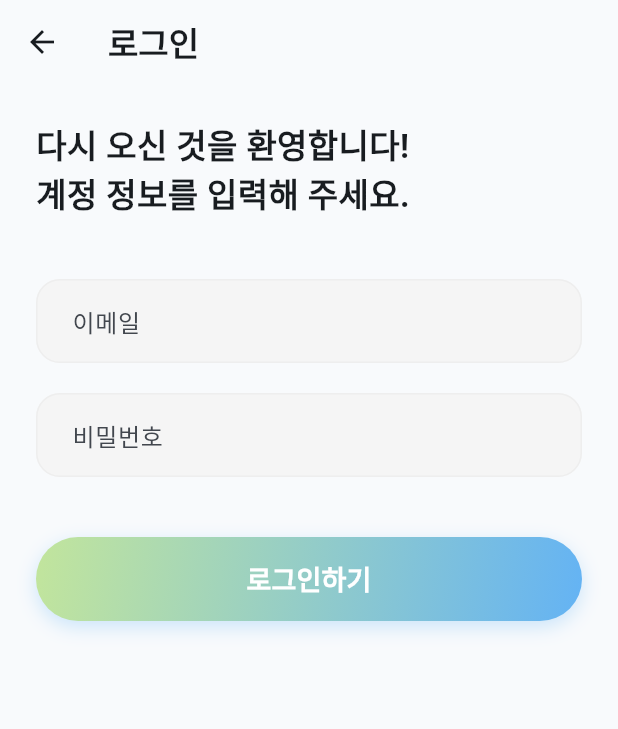
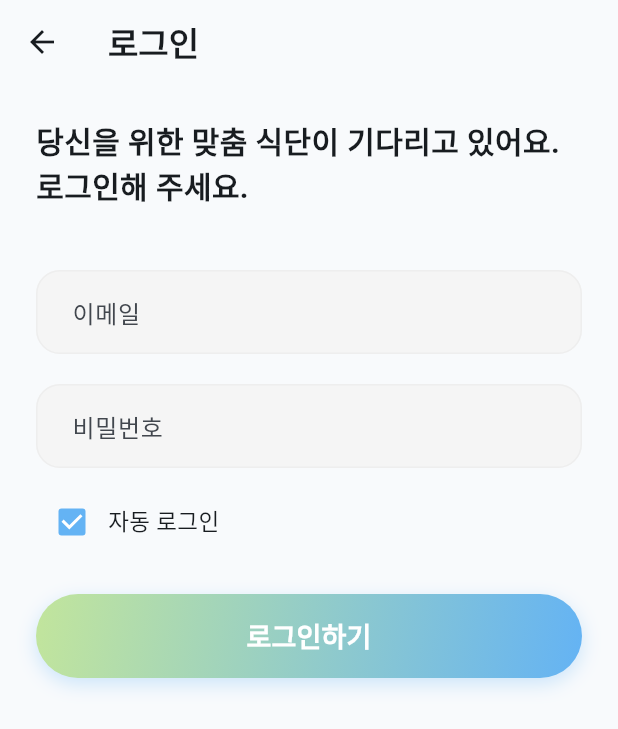
Before and after one commit to NUTRIAgent/knu-sw-cap-2026-1, a Flutter app: the screen it shows after launch, after a tap on "로그인하기", on a phone screen of 412 x 824 dp. Shown: the top 729 px of the screen. Run offline on Flutter 3.47's test engine with Material 3 defaults, Android fonts, the phone set to English and light mode, and no system bars; our stand-ins replace firebase_core, firebase_messaging, flutter_local_notifications, geocoding, geolocator, shared_preferences; accounts and stored records are empty; network calls fail.

Commit message:
feat: 로그인 멘트 변경 + 자동 로그인 구현 완료

```diff
--- a/flutter_app/lib/main.dart
+++ b/flutter_app/lib/main.dart
@@ -5,7 +5,7 @@ import 'services/local_notification_service.dart';
 import 'theme.dart';
 // import 'screens/dashboard_screen.dart';
 // import 'screens/main_screen.dart';
-import 'screens/login_screen.dart';
+import 'screens/splash_screen.dart';
 
 @pragma('vm:entry-point')
 Future<void> _firebaseMessagingBackgroundHandler(RemoteMessage message) async {
@@ -51,7 +51,8 @@ class NutriAgentApp extends StatelessWidget {
       title: 'NUTRI Agent',
       debugShowCheckedModeBanner: false,
       theme: AppTheme.lightTheme,
-      home: const LoginScreen(),
+      // 💡 앱 시작 시 자동 로그인 여부를 판단하는 스플래시 화면으로 진입
+      home: const SplashScreen(),
       // home: const MainScreen(),
       // home: const LoginScreen(),
     );
--- a/flutter_app/lib/screens/email_login_screen.dart
+++ b/flutter_app/lib/screens/email_login_screen.dart
@@ -20,8 +20,9 @@ class _EmailLoginScreenState extends State<EmailLoginScreen> {
   final TextEditingController _emailController = TextEditingController();
   final TextEditingController _passwordController = TextEditingController();
   bool _isLoading = false;
+  bool _autoLogin = true; // 자동 로그인 여부 (기본 활성화)
 
-    void _submitLogin() async {
+  void _submitLogin() async {
     if (_formKey.currentState!.validate()) {
       setState(() {
         _isLoading = true;
@@ -36,6 +37,9 @@ class _EmailLoginScreenState extends State<EmailLoginScreen> {
       if (!mounted) return;
 
       if (response.success) {
+        // 자동 로그인 설정 저장 (체크 시 앱 재실행 때 로그인 유지)
+        await TokenStorage.saveAutoLogin(_autoLogin);
+
         // FCM 토큰 백엔드 등록 (실패해도 로그인 흐름에 영향 없음)
         final jwt = await TokenStorage.getAccessToken();
         PriceAlertService.registerToken(jwt);
@@ -49,17 +53,18 @@ class _EmailLoginScreenState extends State<EmailLoginScreen> {
           _isLoading = false;
         });
 
-        ScaffoldMessenger.of(context).showSnackBar(
-          const SnackBar(content: Text('로그인 성공!')),
-        );
+        ScaffoldMessenger.of(
+          context,
+        ).showSnackBar(const SnackBar(content: Text('로그인 성공!')));
 
         // 💡 3. 필수 데이터(예: 키, 몸무게)가 없으면 온보딩 대상으로 간주
         // 백엔드에서 아직 프로필이 안 만들어졌거나, height가 null인 경우
         // 💡 키 값이 null이거나, 백엔드 초기값인 999(또는 999.0)인 경우 온보딩으로 보냅니다
-        bool needsOnboarding = profileResponse.data == null ||
-                              profileResponse.data?.height == null ||
-                              profileResponse.data?.height == 999 ||
-                              profileResponse.data?.height == 999.0;
+        bool needsOnboarding =
+            profileResponse.data == null ||
+            profileResponse.data?.height == null ||
+            profileResponse.data?.height == 999 ||
+            profileResponse.data?.height == 999.0;
 
         if (needsOnboarding) {
           // 첫 로그인 유저 -> 온보딩 화면으로 이동 (뒤로 가기 방지)
@@ -112,8 +117,12 @@ class _EmailLoginScreenState extends State<EmailLoginScreen> {
               crossAxisAlignment: CrossAxisAlignment.stretch,
               children: [
                 const Text(
-                  '다시 오신 것을 환영합니다!\n계정 정보를 입력해 주세요.',
-                  style: TextStyle(fontSize: 22, fontWeight: FontWeight.bold, height: 1.4)
+                  '당신을 위한 맞춤 식단이 기다리고 있어요.\n로그인해 주세요.',
+                  style: TextStyle(
+                    fontSize: 20,
+                    fontWeight: FontWeight.bold,
+                    height: 1.4,
+                  ),
                 ),
                 const SizedBox(height: 40),
 
@@ -125,9 +134,13 @@ class _EmailLoginScreenState extends State<EmailLoginScreen> {
                     filled: true,
                     fillColor: Colors.grey.shade100,
                     // 💡 입력창 모서리를 글로벌 테마와 동일하게 16px로 맞춤
-                    border: OutlineInputBorder(borderRadius: BorderRadius.circular(16), borderSide: BorderSide.none),
+                    border: OutlineInputBorder(
+                      borderRadius: BorderRadius.circular(16),
+                      borderSide: BorderSide.none,
+                    ),
                   ),
-                  validator: (value) => (value == null || value.isEmpty) ? '이메일을 입력해 주세요.' : null,
+                  validator: (value) =>
+                      (value == null || value.isEmpty) ? '이메일을 입력해 주세요.' : null,
                 ),
                 const SizedBox(height: 20),
 
@@ -139,11 +152,43 @@ class _EmailLoginScreenState extends State<EmailLoginScreen> {
                     filled: true,
                     fillColor: Colors.grey.shade100,
                     // 💡 입력창 모서리를 글로벌 테마와 동일하게 16px로 맞춤
-                    border: OutlineInputBorder(borderRadius: BorderRadius.circular(16), borderSide: BorderSide.none),
+                    border: OutlineInputBorder(
+                      borderRadius: BorderRadius.circular(16),
+                      borderSide: BorderSide.none,
+                    ),
                   ),
-                  validator: (value) => (value == null || value.isEmpty) ? '비밀번호를 입력해 주세요.' : null,
+                  validator: (value) => (value == null || value.isEmpty)
+                      ? '비밀번호를 입력해 주세요.'
+                      : null,
                 ),
-                const SizedBox(height: 40),
+                const SizedBox(height: 12),
+
+                // 💡 자동 로그인 체크박스 (체크 시 앱 재실행 때 로그인 유지)
+                Row(
+                  children: [
+                    Checkbox(
+                      value: _autoLogin,
+                      activeColor: AppTheme.primaryColor,
+                      onChanged: (value) {
+                        setState(() {
+                          _autoLogin = value ?? false;
+                        });
+                      },
+                    ),
+                    GestureDetector(
+                      onTap: () {
+                        setState(() {
+                          _autoLogin = !_autoLogin;
+                        });
+                      },
+                      child: const Text(
+                        '자동 로그인',
+                        style: TextStyle(fontSize: 15),
+                      ),
+                    ),
+                  ],
+                ),
+                const SizedBox(height: 24),
 
                 // 💡 로그인 버튼에 그라데이션 및 캡슐형 디자인 적용
                 Container(
@@ -166,8 +211,9 @@ class _EmailLoginScreenState extends State<EmailLoginScreen> {
                   child: ElevatedButton(
                     onPressed: _isLoading ? null : _submitLogin,
                     style: ElevatedButton.styleFrom(
-                      backgroundColor: Colors.transparent, // 투명하게 처리해 뒤쪽 그라데이션 노출
-                      shadowColor: Colors.transparent,     // 기본 그림자 제거
+                      backgroundColor:
+                          Colors.transparent, // 투명하게 처리해 뒤쪽 그라데이션 노출
+                      shadowColor: Colors.transparent, // 기본 그림자 제거
                       shape: const StadiumBorder(),
                       padding: EdgeInsets.zero,
                     ),
@@ -177,12 +223,18 @@ class _EmailLoginScreenState extends State<EmailLoginScreen> {
                             width: 24,
                             child: CircularProgressIndicator(
                               strokeWidth: 2,
-                              valueColor: AlwaysStoppedAnimation<Color>(Colors.white),
+                              valueColor: AlwaysStoppedAnimation<Color>(
+                                Colors.white,
+                              ),
                             ),
                           )
                         : const Text(
                             '로그인하기',
-                            style: TextStyle(fontSize: 18, fontWeight: FontWeight.bold, color: Colors.white)
+                            style: TextStyle(
+                              fontSize: 18,
+                              fontWeight: FontWeight.bold,
+                              color: Colors.white,
+                            ),
                           ),
                   ),
                 ),
--- /dev/null
+++ b/flutter_app/lib/screens/splash_screen.dart
@@ -0,0 +1,99 @@
+import 'package:flutter/material.dart';
+import 'package:flutter_app/services/auth_service.dart';
+import 'package:flutter_app/services/price_alert_service.dart';
+import 'package:flutter_app/services/token_storage.dart';
+import 'package:flutter_app/services/user_profile_service.dart';
+import 'package:flutter_app/theme.dart';
+import 'login_screen.dart';
+import 'main_screen.dart';
+import 'onboarding_screen.dart';
+
+// 앱 시작 시 자동 로그인 여부를 판단해 화면을 분기하는 스플래시 화면입니다.
+class SplashScreen extends StatefulWidget {
+  const SplashScreen({super.key});
+
+  @override
+  State<SplashScreen> createState() => _SplashScreenState();
+}
+
+class _SplashScreenState extends State<SplashScreen> {
+  @override
+  void initState() {
+    super.initState();
+    _bootstrap();
+  }
+
+  Future<void> _bootstrap() async {
+    // 1. 자동 로그인 미사용 또는 저장된 리프레시 토큰 없음 -> 로그인 화면
+    final autoLogin = await TokenStorage.getAutoLogin();
+    final refreshToken = await TokenStorage.getRefreshToken();
+    if (!autoLogin || refreshToken == null || refreshToken.isEmpty) {
+      _goTo(const LoginScreen());
+      return;
+    }
+
+    // 2. 리프레시 토큰으로 새 토큰 발급 (실패 시 세션 만료로 간주)
+    final refreshed = await AuthService.refreshTokens();
+    if (!refreshed) {
+      await TokenStorage.clearAll();
+      _goTo(const LoginScreen());
+      return;
+    }
+
+    // 3. FCM 토큰 백엔드 등록 (실패해도 로그인 흐름에 영향 없음)
+    final jwt = await TokenStorage.getAccessToken();
+    PriceAlertService.registerToken(jwt);
+
+    // 4. 프로필 확인 후 온보딩 필요 여부 분기 (email_login_screen과 동일 기준)
+    final profileResponse = await UserProfileService.getProfile();
+    bool needsOnboarding = profileResponse.data == null ||
+        profileResponse.data?.height == null ||
+        profileResponse.data?.height == 999 ||
+        profileResponse.data?.height == 999.0;
+
+    _goTo(needsOnboarding ? const OnboardingScreen() : const MainScreen());
+  }
+
+  void _goTo(Widget screen) {
+    if (!mounted) return;
+    Navigator.pushAndRemoveUntil(
+      context,
+      MaterialPageRoute(builder: (context) => screen),
+      (route) => false,
+    );
+  }
+
+  @override
+  Widget build(BuildContext context) {
+    return Scaffold(
+      backgroundColor: Colors.white,
+      body: Center(
+        child: Column(
+          mainAxisAlignment: MainAxisAlignment.center,
+          children: [
+            // 💡 앱 타이틀에 그라데이션 적용 (login_screen과 동일한 스타일)
+            ShaderMask(
+              blendMode: BlendMode.srcIn,
+              shaderCallback: (Rect bounds) {
+                return AppTheme.aiGradient.createShader(bounds);
+              },
+              child: const Text(
+                'NUTRI Agent',
+                style: TextStyle(
+                  fontSize: 32,
+                  fontWeight: FontWeight.w900,
+                  letterSpacing: -0.5,
+                ),
+              ),
+            ),
+            const SizedBox(height: 32),
+            CircularProgressIndicator(
+              strokeWidth: 3,
+              valueColor: AlwaysStoppedAnimation<Color>(AppTheme.primaryColor),
+            ),
+          ],
+        ),
+      ),
+    );
+  }
+}
--- a/flutter_app/lib/services/token_storage.dart
+++ b/flutter_app/lib/services/token_storage.dart
@@ -8,6 +8,7 @@ class TokenStorage {
   static const String _userNicknameKey = 'user_nickname';
   static const String _userGenderKey = 'user_gender';
   static const String _userIdKey = 'user_id';
+  static const String _autoLoginKey = 'auto_login';
 
   // 토큰 저장
   static Future<void> saveTokens({
@@ -84,6 +85,18 @@ class TokenStorage {
     return prefs.getString(_userNicknameKey);
   }
 
+  // 자동 로그인 여부 저장
+  static Future<void> saveAutoLogin(bool enabled) async {
+    final prefs = await SharedPreferences.getInstance();
+    await prefs.setBool(_autoLoginKey, enabled);
+  }
+
+  // 자동 로그인 여부 조회 (저장된 값이 없으면 false)
+  static Future<bool> getAutoLogin() async {
+    final prefs = await SharedPreferences.getInstance();
+    return prefs.getBool(_autoLoginKey) ?? false;
+  }
+
   // 로그아웃 (모든 토큰 및 사용자 정보 삭제)
   static Future<void> clearAll() async {
     final prefs = await SharedPreferences.getInstance();
@@ -93,6 +106,7 @@ class TokenStorage {
     await prefs.remove(_userNicknameKey);
   await prefs.remove(_userGenderKey);
   await prefs.remove(_userIdKey);
+    await prefs.remove(_autoLoginKey);
   }
 
   // 토큰 존재 여부 확인
```
Also changed, not shown: flutter_app/lib/services/auth_service.dart (+39 -0 lines), 6 other files.
